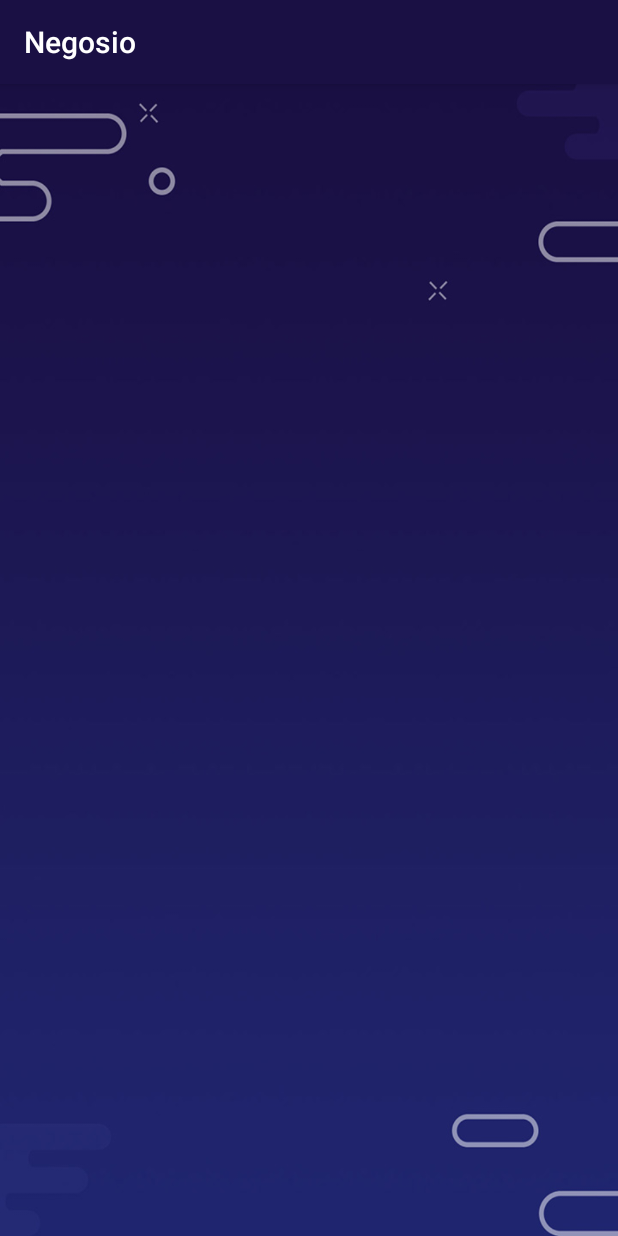
After one commit to LittleFireflies/Negosio, an Android app: the OthersBoard screen opened directly, with no data from a screen before it, on a phone screen of 412 x 824 dp. The commit adds this screen. Run offline under Robolectric (Android 15) with nearby library versions, the phone set to English and light mode, and no system bars; our stand-ins replace Firebase (no records; nobody signed in at launch, a user with empty details on screens opened directly).

Commit message:
+ others

```diff
--- a/app/src/main/AndroidManifest.xml
+++ b/app/src/main/AndroidManifest.xml
@@ -36,7 +36,8 @@
         <activity android:name=".board.PropertyBoard" />
         <activity android:name=".board.EventBoard" />
         <activity android:name=".board.HeavyEquipmentBoard" />
-        <activity android:name=".board.BabyCareBoard"></activity>
+        <activity android:name=".board.BabyCareBoard" />
+        <activity android:name=".board.OthersBoard"></activity>
     </application>
 
 </manifest>
--- a/app/src/main/java/id/sch/smktelkom_mlg/projectwork/negosio/adapter/CoverFlowAdapter.java
+++ b/app/src/main/java/id/sch/smktelkom_mlg/projectwork/negosio/adapter/CoverFlowAdapter.java
@@ -17,6 +17,7 @@ import id.sch.smktelkom_mlg.projectwork.negosio.board.BabyCareBoard;
 import id.sch.smktelkom_mlg.projectwork.negosio.board.CameraBoard;
 import id.sch.smktelkom_mlg.projectwork.negosio.board.EventBoard;
 import id.sch.smktelkom_mlg.projectwork.negosio.board.HeavyEquipmentBoard;
+import id.sch.smktelkom_mlg.projectwork.negosio.board.OthersBoard;
 import id.sch.smktelkom_mlg.projectwork.negosio.board.PropertyBoard;
 import id.sch.smktelkom_mlg.projectwork.negosio.board.TransportationBoard;
 import id.sch.smktelkom_mlg.projectwork.negosio.model.Kategori;
@@ -102,6 +103,9 @@ public class CoverFlowAdapter extends BaseAdapter{
                     case "Baby Care":
                         context.startActivity(new Intent(context, BabyCareBoard.class));
                         break;
+                    case "Others":
+                        context.startActivity(new Intent(context, OthersBoard.class));
+                        break;
                 }
             }
         };
--- /dev/null
+++ b/app/src/main/java/id/sch/smktelkom_mlg/projectwork/negosio/adapter/OthersAdapter.java
@@ -0,0 +1,65 @@
+package id.sch.smktelkom_mlg.projectwork.negosio.adapter;
+
+import android.content.Context;
+import android.support.v7.widget.RecyclerView;
+import android.view.LayoutInflater;
+import android.view.View;
+import android.view.ViewGroup;
+import android.widget.TextView;
+
+import java.util.List;
+
+import id.sch.smktelkom_mlg.projectwork.negosio.R;
+import id.sch.smktelkom_mlg.projectwork.negosio.model.Barang;
+
+/**
+ * Created by Dwi Enggar on 31/01/2017.
+ */
+
+public class OthersAdapter extends RecyclerView.Adapter<OthersAdapter.ViewHolder> {
+    List<Barang> listOthers;
+    View layout;
+    private Context ctx;
+
+    public OthersAdapter(List<Barang> param) {
+        listOthers = param;
+    }
+
+    @Override
+    public ViewHolder onCreateViewHolder(ViewGroup parent, int viewType) {
+        layout = LayoutInflater.from(parent.getContext()).inflate(R.layout.item_list_category, parent, false);
+        ctx = parent.getContext();
+
+        return new ViewHolder(layout);
+    }
+
+    @Override
+    public void onBindViewHolder(ViewHolder holder, int position) {
+        holder.tvTitle.setText(listOthers.get(position).getProductname());
+        holder.tvPrice.setText(listOthers.get(position).getPrice());
+        holder.tvSeller.setText(listOthers.get(position).getUsername());
+        holder.tvDate.setText(listOthers.get(position).getDate());
+
+    }
+
+    @Override
+    public int getItemCount() {
+        if (listOthers != null) {
+            return listOthers.size();
+        } else {
+            return 0;
+        }
+    }
+
+    public class ViewHolder extends RecyclerView.ViewHolder {
+        TextView tvDate, tvTitle, tvPrice, tvSeller;
+
+        public ViewHolder(View itemView) {
+            super(itemView);
+            tvDate = (TextView) itemView.findViewById(R.id.tvDate);
+            tvTitle = (TextView) itemView.findViewById(R.id.tvTitle);
+            tvPrice = (TextView) itemView.findViewById(R.id.tvPrice);
+            tvSeller = (TextView) itemView.findViewById(R.id.tvSeller);
+        }
+    }
+}
--- /dev/null
+++ b/app/src/main/java/id/sch/smktelkom_mlg/projectwork/negosio/board/OthersBoard.java
@@ -0,0 +1,70 @@
+package id.sch.smktelkom_mlg.projectwork.negosio.board;
+
+import android.os.Bundle;
+import android.support.v7.app.AppCompatActivity;
+import android.support.v7.widget.GridLayoutManager;
+import android.support.v7.widget.RecyclerView;
+
+import com.google.firebase.database.DataSnapshot;
+import com.google.firebase.database.DatabaseError;
+import com.google.firebase.database.DatabaseReference;
+import com.google.firebase.database.FirebaseDatabase;
+import com.google.firebase.database.ValueEventListener;
+
+import java.util.ArrayList;
+import java.util.Map;
+
+import id.sch.smktelkom_mlg.projectwork.negosio.R;
+import id.sch.smktelkom_mlg.projectwork.negosio.adapter.OthersAdapter;
+import id.sch.smktelkom_mlg.projectwork.negosio.model.Barang;
+
+public class OthersBoard extends AppCompatActivity {
+    private RecyclerView rvOthers;
+    private OthersAdapter othersAdapter;
+    private ArrayList<Barang> listOthers = new ArrayList<>();
+    private DatabaseReference dbRef;
+
+    @Override
+    protected void onCreate(Bundle savedInstanceState) {
+        super.onCreate(savedInstanceState);
+        setContentView(R.layout.activity_others_board);
+
+        dbRef = FirebaseDatabase.getInstance().getReference();
+        //Config RecyclerView
+        rvOthers = (RecyclerView) findViewById(R.id.rvOthers);
+        GridLayoutManager layoutManager = new GridLayoutManager(this, 2);
+        rvOthers.setLayoutManager(layoutManager);
+        initializeData();
+        othersAdapter = new OthersAdapter(listOthers);
+        rvOthers.setAdapter(othersAdapter);
+    }
+
+    private void initializeData() {
+        dbRef.child("Barang").addValueEventListener(new ValueEventListener() {
+            @Override
+            public void onDataChange(DataSnapshot dataSnapshot) {
+                listOthers.clear();
+                for (DataSnapshot snapshot : dataSnapshot.getChildren()) {
+                    Map<String, String> map = (Map<String, String>) snapshot.getValue();
+                    if (map.get("category").equals("Others")) {
+                        Barang obj = new Barang();
+                        obj.setCategory(map.get("category"));
+                        obj.setDescription(map.get("description"));
+                        obj.setType(map.get("type"));
+                        obj.setPrice(map.get("price"));
+                        obj.setProductname(map.get("productname"));
+                        obj.setUsername(map.get("username"));
+                        obj.setDate(map.get("date"));
+                        listOthers.add(obj);
+                    }
+                }
+                othersAdapter.notifyDataSetChanged();
+            }
+
+            @Override
+            public void onCancelled(DatabaseError databaseError) {
+
+            }
+        });
+    }
+}
--- /dev/null
+++ b/app/src/main/res/layout/activity_others_board.xml
@@ -0,0 +1,19 @@
+<?xml version="1.0" encoding="utf-8"?>
+<RelativeLayout xmlns:android="http://schemas.android.com/apk/res/android"
+    xmlns:tools="http://schemas.android.com/tools"
+    android:id="@+id/activity_others_board"
+    android:layout_width="match_parent"
+    android:layout_height="match_parent"
+    android:background="@drawable/background"
+    android:paddingBottom="@dimen/activity_vertical_margin"
+    android:paddingLeft="@dimen/activity_horizontal_margin"
+    android:paddingRight="@dimen/activity_horizontal_margin"
+    android:paddingTop="@dimen/activity_vertical_margin"
+    tools:context="id.sch.smktelkom_mlg.projectwork.negosio.board.OthersBoard">
+
+    <android.support.v7.widget.RecyclerView
+        android:id="@+id/rvOthers"
+        android:layout_width="match_parent"
+        android:layout_height="match_parent" />
+
+</RelativeLayout>
```
